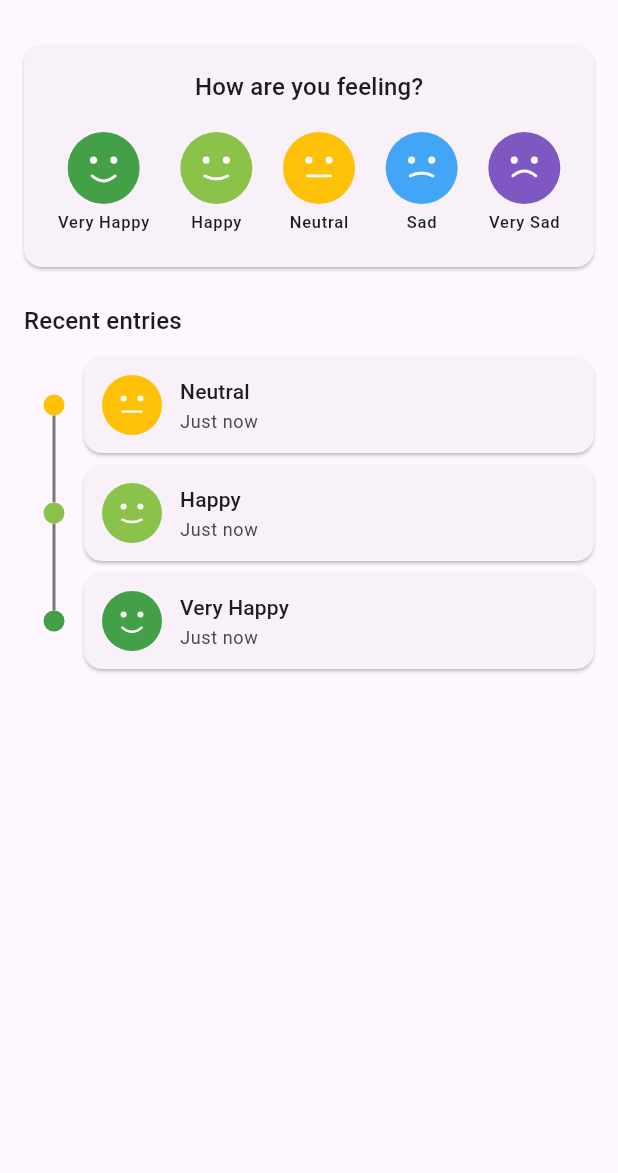
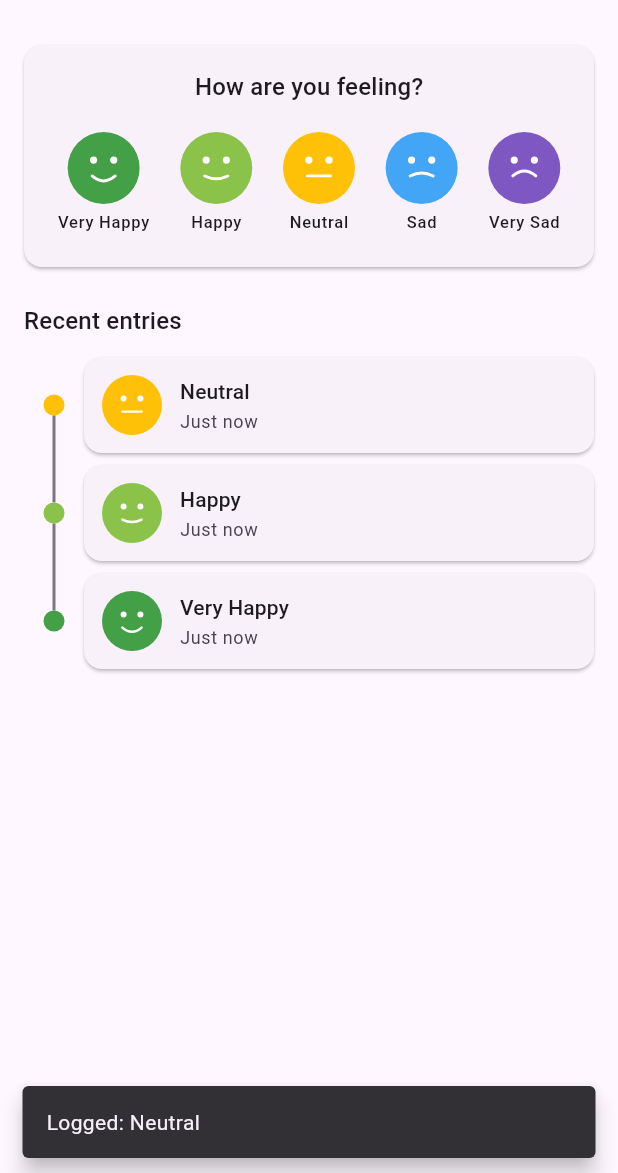
Before and after one commit to genyarko/mood_tracker, a Flutter app: the screen it shows after launch, after a tap on "Very Happy", after a tap on "Happy", after a tap on "Neutral", on a phone screen of 412 x 824 dp, the part 63-1236 px from its top. Run offline on Flutter 3.47's test engine with Material 3 defaults, Android fonts, the phone set to English and light mode, and no system bars; our stand-ins replace shared_preferences.

Commit message:
Phase 6: Polish + project README
- Dark theme via ColorScheme.fromSeed(brightness: dark) + ThemeMode.system
- Haptic feedback on mood tap; floating SnackBar confirmation after log
- Improved empty state (icon + two-line copy)
- New-entry appear animation (fade + slide-down) keyed by _newEntryId
- Dispose CurvedAnimation instances alongside controllers
- Local prepend in _logMood replaces the post-add disk re-read
- Replace starter README with description, screenshot, run steps, live URL

Co-Authored-By: Claude Opus 4.7 <noreply@anthropic.com>

```diff
--- a/lib/main.dart
+++ b/lib/main.dart
@@ -16,6 +16,14 @@ class MyApp extends StatelessWidget {
         colorScheme: ColorScheme.fromSeed(seedColor: Colors.deepPurple),
         useMaterial3: true,
       ),
+      darkTheme: ThemeData(
+        colorScheme: ColorScheme.fromSeed(
+          seedColor: Colors.deepPurple,
+          brightness: Brightness.dark,
+        ),
+        useMaterial3: true,
+      ),
+      themeMode: ThemeMode.system,
       home: const MoodHomeScreen(),
     );
   }
--- a/lib/screens/mood_home_screen.dart
+++ b/lib/screens/mood_home_screen.dart
@@ -1,4 +1,5 @@
 import 'package:flutter/material.dart';
+import 'package:flutter/services.dart';
 import '../data/mood_repository.dart';
 import '../models/mood_entry.dart';
 import '../models/mood_kind.dart';
@@ -15,6 +16,7 @@ class _MoodHomeScreenState extends State<MoodHomeScreen> {
   final _repo = MoodRepository();
   List<MoodEntry> _entries = [];
   bool _loading = true;
+  String? _newEntryId;
 
   @override
   void initState() {
@@ -32,13 +34,26 @@ class _MoodHomeScreenState extends State<MoodHomeScreen> {
   }
 
   Future<void> _logMood(MoodKind mood) async {
+    HapticFeedback.mediumImpact();
     final entry = MoodEntry(
       id: DateTime.now().microsecondsSinceEpoch.toString(),
       mood: mood,
       timestamp: DateTime.now(),
     );
     await _repo.addEntry(entry);
-    await _load();
+    if (!mounted) return;
+    setState(() {
+      _newEntryId = entry.id;
+      if (_entries.length >= 7) _entries.removeLast();
+      _entries.insert(0, entry);
+    });
+    ScaffoldMessenger.of(context).showSnackBar(
+      SnackBar(
+        content: Text('Logged: ${mood.label}'),
+        duration: const Duration(seconds: 2),
+        behavior: SnackBarBehavior.floating,
+      ),
+    );
   }
 
   @override
@@ -68,7 +83,32 @@ class _MoodHomeScreenState extends State<MoodHomeScreen> {
   Widget _buildTimeline() {
     if (_loading) return const Center(child: CircularProgressIndicator());
     if (_entries.isEmpty) {
-      return const Center(child: Text('No moods logged yet.'));
+      return Center(
+        child: Column(
+          mainAxisSize: MainAxisSize.min,
+          children: [
+            Icon(
+              Icons.sentiment_neutral_rounded,
+              size: 64,
+              color: Theme.of(context).colorScheme.outlineVariant,
+            ),
+            const SizedBox(height: 12),
+            Text(
+              'No moods logged yet',
+              style: Theme.of(context).textTheme.bodyMedium?.copyWith(
+                color: Theme.of(context).colorScheme.onSurfaceVariant,
+              ),
+            ),
+            const SizedBox(height: 4),
+            Text(
+              'Tap a face above to get started',
+              style: Theme.of(context).textTheme.bodySmall?.copyWith(
+                color: Theme.of(context).colorScheme.outline,
+              ),
+            ),
+          ],
+        ),
+      );
     }
     return ListView.builder(
       padding: const EdgeInsets.fromLTRB(16, 8, 16, 16),
@@ -78,6 +118,7 @@ class _MoodHomeScreenState extends State<MoodHomeScreen> {
         entry: _entries[i],
         isFirst: i == 0,
         isLast: i == _entries.length - 1,
+        isNew: _entries[i].id == _newEntryId,
       ),
     );
   }
@@ -146,12 +187,14 @@ class _TimelineCard extends StatefulWidget {
   final MoodEntry entry;
   final bool isFirst;
   final bool isLast;
+  final bool isNew;
 
   const _TimelineCard({
     super.key,
     required this.entry,
     required this.isFirst,
     required this.isLast,
+    this.isNew = false,
   });
 
   @override
@@ -159,19 +202,22 @@ class _TimelineCard extends StatefulWidget {
 }
 
 class _TimelineCardState extends State<_TimelineCard>
-    with SingleTickerProviderStateMixin {
-  late final AnimationController _controller;
+    with TickerProviderStateMixin {
+  late final AnimationController _tapController;
+  late final AnimationController _appearController;
   late final Animation<double> _scaleAnim;
   late final Animation<double> _exprAnim;
+  late final CurvedAnimation _fadeAnim;
+  late final CurvedAnimation _slideCurve;
+  late final Animation<Offset> _slideAnim;
 
   @override
   void initState() {
     super.initState();
-    _controller = AnimationController(
+    _tapController = AnimationController(
       vsync: this,
       duration: const Duration(milliseconds: 650),
     );
-    // Scale: 1.0 → 1.30 (pop) → 1.0 (elastic settle)
     _scaleAnim = TweenSequence<double>([
       TweenSequenceItem(tween: Tween(begin: 1.0, end: 1.30), weight: 25),
       TweenSequenceItem(
@@ -179,17 +225,36 @@ class _TimelineCardState extends State<_TimelineCard>
             .chain(CurveTween(curve: Curves.elasticOut)),
         weight: 75,
       ),
-    ]).animate(_controller);
-    // Expression exaggeration: 0 → 1 (peak) → 0
+    ]).animate(_tapController);
     _exprAnim = TweenSequence<double>([
       TweenSequenceItem(tween: Tween(begin: 0.0, end: 1.0), weight: 25),
       TweenSequenceItem(tween: Tween(begin: 1.0, end: 0.0), weight: 75),
-    ]).animate(_controller);
+    ]).animate(_tapController);
+
+    _appearController = AnimationController(
+      vsync: this,
+      duration: const Duration(milliseconds: 400),
+    );
+    _fadeAnim = CurvedAnimation(parent: _appearController, curve: Curves.easeOut);
+    _slideCurve = CurvedAnimation(parent: _appearController, curve: Curves.easeOutCubic);
+    _slideAnim = Tween<Offset>(
+      begin: const Offset(0, -0.25),
+      end: Offset.zero,
+    ).animate(_slideCurve);
+
+    if (widget.isNew) {
+      _appearController.forward();
+    } else {
+      _appearController.value = 1.0;
+    }
   }
 
   @override
   void dispose() {
-    _controller.dispose();
+    _fadeAnim.dispose();
+    _slideCurve.dispose();
+    _tapController.dispose();
+    _appearController.dispose();
     super.dispose();
   }
 
@@ -220,7 +285,11 @@ class _TimelineCardState extends State<_TimelineCard>
   Widget build(BuildContext context) {
     final lineColor = Theme.of(context).dividerColor;
 
-    return IntrinsicHeight(
+    return FadeTransition(
+      opacity: _fadeAnim,
+      child: SlideTransition(
+        position: _slideAnim,
+        child: IntrinsicHeight(
           child: Row(
             crossAxisAlignment: CrossAxisAlignment.stretch,
             children: [
@@ -259,11 +328,11 @@ class _TimelineCardState extends State<_TimelineCard>
                   margin: EdgeInsets.only(bottom: widget.isLast ? 0 : 8),
                   clipBehavior: Clip.antiAlias,
                   child: InkWell(
-                onTap: () => _controller.forward(from: 0),
+                    onTap: () => _tapController.forward(from: 0),
                     child: Padding(
                       padding: const EdgeInsets.all(12),
                       child: AnimatedBuilder(
-                    animation: _controller,
+                        animation: _tapController,
                         child: Expanded(
                           child: Column(
                             crossAxisAlignment: CrossAxisAlignment.start,
@@ -306,6 +375,8 @@ class _TimelineCardState extends State<_TimelineCard>
               ),
             ],
           ),
+        ),
+      ),
     );
   }
 }
```
Also changed, not shown: img.png (added), 2 other files. Lines whose indentation alone changed are shown as unchanged.
